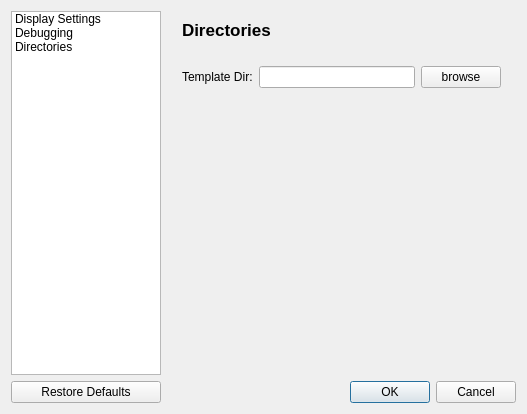
Qt form TIGLViewer/src/TIGLViewerSettingsDialog.ui (DLR-SC/tigl) before a commit.
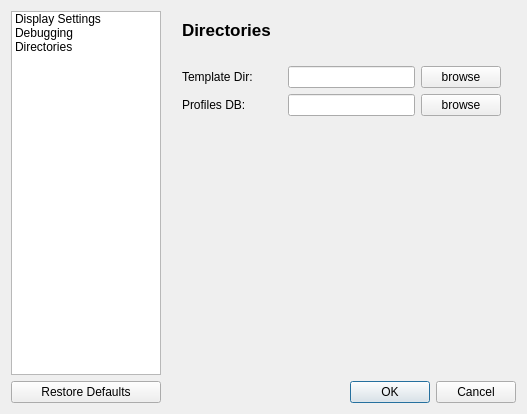
The same form after that commit. The open tabs and pages were chosen to show the change. Icons and pictures are not drawn.

Commit message: tiglviewer profiles DB

The edit to the form file:
```diff
--- a/TIGLViewer/src/TIGLViewerSettingsDialog.ui
+++ b/TIGLViewer/src/TIGLViewerSettingsDialog.ui
@@ -735,6 +735,18 @@
         <layout class="QHBoxLayout" name="horizontalLayout_8">
          <item>
           <widget class="QLabel" name="label_14">
+           <property name="minimumSize">
+            <size>
+             <width>100</width>
+             <height>0</height>
+            </size>
+           </property>
+           <property name="maximumSize">
+            <size>
+             <width>100</width>
+             <height>16777215</height>
+            </size>
+           </property>
            <property name="text">
             <string>Template Dir:</string>
            </property>
@@ -756,6 +768,39 @@
          </item>
         </layout>
        </item>
+       <item>
+        <layout class="QHBoxLayout" name="horizontalLayout_11">
+         <item>
+          <widget class="QLabel" name="label_17">
+           <property name="minimumSize">
+            <size>
+             <width>100</width>
+             <height>0</height>
+            </size>
+           </property>
+           <property name="maximumSize">
+            <size>
+             <width>100</width>
+             <height>16777215</height>
+            </size>
+           </property>
+           <property name="text">
+            <string>Profiles DB:</string>
+           </property>
+          </widget>
+         </item>
+         <item>
+          <widget class="QLineEdit" name="profilesDBLineEdit"/>
+         </item>
+         <item>
+          <widget class="QPushButton" name="browseProfilesDBButton">
+           <property name="text">
+            <string>browse</string>
+           </property>
+          </widget>
+         </item>
+        </layout>
+       </item>
        <item>
         <spacer name="verticalSpacer_6">
          <property name="orientation">
```
Left out of the diff: 2 changed lines with no effect on the pictures. The commit also changes 21 other files.
